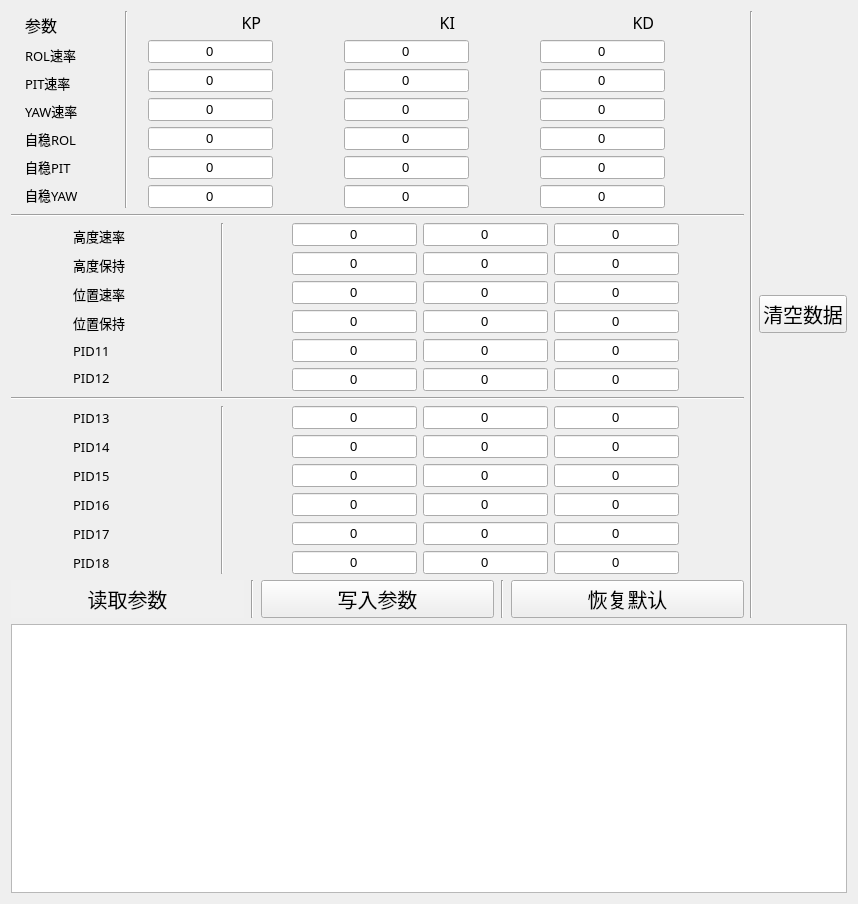
First picture: the form in setparameter.ui, repository wowdarkgo/Course-Design-GroundStation-for-STM32F401CCU6-, before the edit.
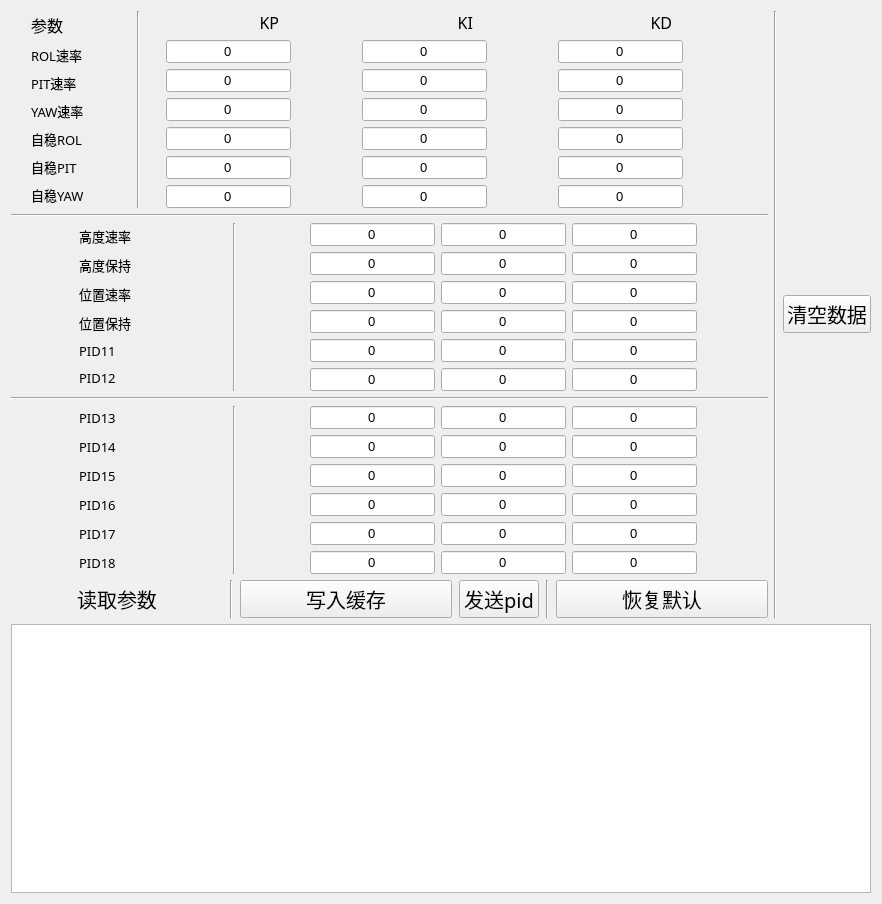
Second picture: the form after the edit. Icons and pictures are not drawn.

```diff
--- a/setparameter.ui
+++ b/setparameter.ui
@@ -6,7 +6,7 @@
    <rect>
     <x>0</x>
     <y>0</y>
-    <width>858</width>
+    <width>882</width>
     <height>904</height>
    </rect>
   </property>
@@ -2555,7 +2555,7 @@
 }2</string>
            </property>
            <property name="text">
-            <string>写入参数</string>
+            <string>写入缓存</string>
            </property>
            <property name="icon">
             <iconset resource="Resources.qrc">
@@ -2569,6 +2569,36 @@
            </property>
           </widget>
          </item>
+         <item>
+          <widget class="QPushButton" name="saveall">
+           <property name="font">
+            <font>
+             <family>阿里巴巴普惠体 Medium</family>
+             <pointsize>15</pointsize>
+            </font>
+           </property>
+           <property name="styleSheet">
+            <string notr="true">QPushButton 
+{ 
+	background-color: rgb(240, 240, 240); 
+	border-radius: 20px; 
+	color: rgb(0, 0, 0); 
+} 
+QPushButton:hover 
+{ 
+	background-color: rgb(230,230,230); 
+}2</string>
+           </property>
+           <property name="text">
+            <string>发送pid</string>
+           </property>
+           <property name="icon">
+            <iconset>
+             <normalon>:/image/send/send.png</normalon>
+            </iconset>
+           </property>
+          </widget>
+         </item>
          <item>
           <widget class="Line" name="line_6">
            <property name="orientation">
```
